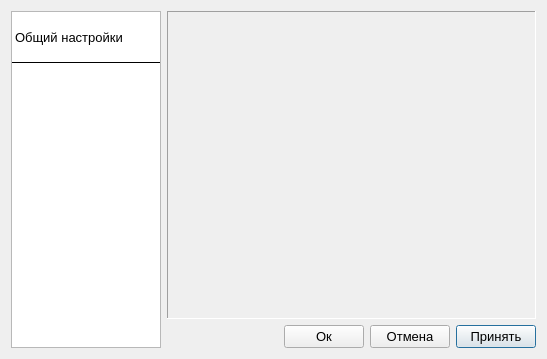
This is ui/settings_form.ui in irsural/clb_autocalibration as Qt 5 draws it before an edit. The edited form follows.
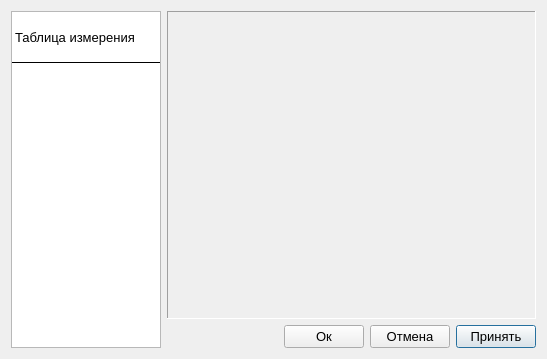
This is the edited form. Icons and pictures are not drawn.

Commit message: Добавил настройки точности чисел в таблице измерения

Patch:
```diff
--- a/ui/settings_form.ui
+++ b/ui/settings_form.ui
@@ -114,7 +114,7 @@
         </property>
         <item>
          <property name="text">
-          <string>Общий настройки</string>
+          <string>Таблица измерения</string>
          </property>
         </item>
        </widget>
```
Left out of the diff: 17 changed lines with no effect on the pictures. The commit also changes 10 other files.
